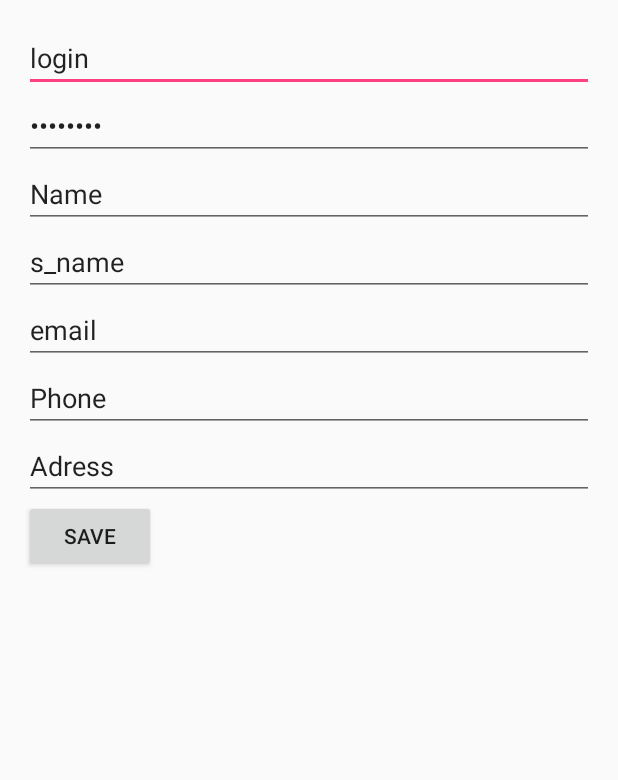
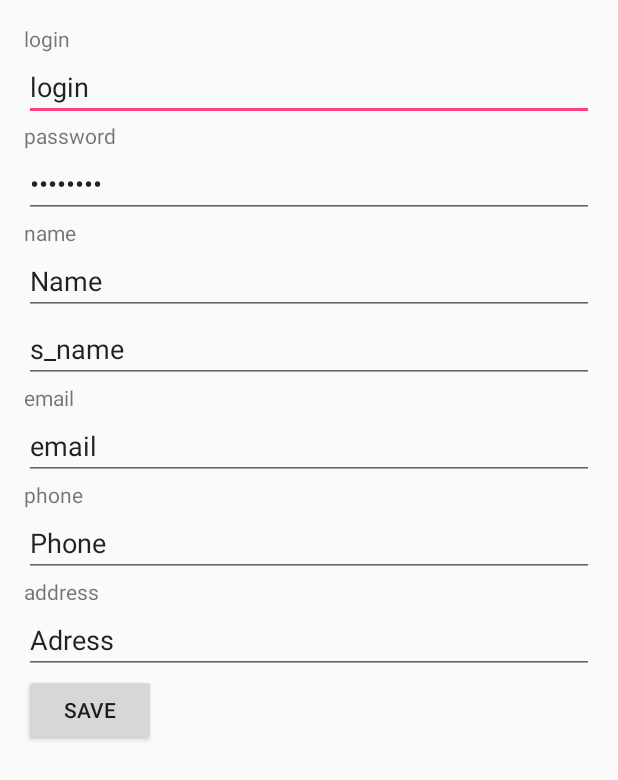
Before and after one commit to olegd1c/Products, an Android app: the CustomerActivity screen opened directly, with no data from a screen before it, on a phone screen of 412 x 824 dp. Shown: the top 780 px of the screen. Run offline under Robolectric (Android 15) with nearby library versions, the light colour scheme and no system bars; pictures from the network do not load; 9 statements that could not run were skipped.

Commit message:
update customer

```diff
--- a/app/src/main/java/ua/in/devapp/products/CustomerActivity.java
+++ b/app/src/main/java/ua/in/devapp/products/CustomerActivity.java
@@ -1,5 +1,6 @@
 package ua.in.devapp.products;
 
+import android.content.Intent;
 import android.os.Bundle;
 import android.support.annotation.NonNull;
 import android.support.v7.app.AppCompatActivity;
@@ -51,7 +52,7 @@ public class CustomerActivity extends AppCompatActivity implements View.OnClickL
 
         edLogin = (EditText) findViewById(R.id.editTextLogin);
         edPassword = (EditText) findViewById(R.id.editTextPassword);
-        edAdress = (EditText) findViewById(R.id.editTextAdress);
+        edAdress = (EditText) findViewById(R.id.editTextAddress);
         edName = (EditText) findViewById(R.id.editTextname);
         edEmail = (EditText) findViewById(R.id.editTextEmail);
         edPhone = (EditText) findViewById(R.id.editTextPhone);
@@ -144,6 +145,9 @@ public class CustomerActivity extends AppCompatActivity implements View.OnClickL
                         CustomerContainer resp = gson.fromJson(respBody, CustomerContainer.class);//асинхронный вызов
                         if (resp.getSuccess() == 1) {
                             Repository.setCustomer(resp.getCustomer());
+                            Intent intent = new Intent();
+                            setResult(RESULT_OK, intent);
+                            CustomerActivity.this.finish();
                         } else {
                             Toast.makeText(CustomerActivity.this, resp.getMessage(), Toast.LENGTH_SHORT).show();
                         }
--- a/app/src/main/java/ua/in/devapp/products/MainActivity.java
+++ b/app/src/main/java/ua/in/devapp/products/MainActivity.java
@@ -490,7 +490,7 @@ public class MainActivity extends AppCompatActivity
 
             // если вернулось не ОК
         } else {
-            Toast.makeText(this, "Wrong result", Toast.LENGTH_SHORT).show();
+            Toast.makeText(this, R.string.error_update_customer, Toast.LENGTH_SHORT).show();
         }
     }
 
--- a/app/src/main/res/layout/activity_customer.xml
+++ b/app/src/main/res/layout/activity_customer.xml
@@ -20,6 +20,11 @@
             android:layout_height="wrap_content"
             android:orientation="vertical">
 
+            <TextView
+                android:layout_width="wrap_content"
+                android:layout_height="wrap_content"
+                android:text="login" />
+
             <EditText
                 android:layout_width="wrap_content"
                 android:layout_height="wrap_content"
@@ -28,6 +33,10 @@
                 android:ems="100"
                 android:id="@+id/editTextLogin" />
 
+            <TextView
+                android:layout_width="wrap_content"
+                android:layout_height="wrap_content"
+                android:text="password" />
             <EditText
                 android:layout_width="wrap_content"
                 android:layout_height="wrap_content"
@@ -36,6 +45,10 @@
                 android:ems="100"
                 android:id="@+id/editTextPassword" />
 
+            <TextView
+                android:layout_width="wrap_content"
+                android:layout_height="wrap_content"
+                android:text="name" />
             <EditText
                 android:layout_width="wrap_content"
                 android:layout_height="wrap_content"
@@ -52,6 +65,10 @@
                 android:ems="100"
                 android:id="@+id/editTextSname" />
 
+            <TextView
+                android:layout_width="wrap_content"
+                android:layout_height="wrap_content"
+                android:text="email" />
             <EditText
                 android:layout_width="wrap_content"
                 android:layout_height="wrap_content"
@@ -60,6 +77,10 @@
                 android:ems="100"
                 android:id="@+id/editTextEmail" />
 
+            <TextView
+                android:layout_width="wrap_content"
+                android:layout_height="wrap_content"
+                android:text="phone" />
             <EditText
                 android:layout_width="wrap_content"
                 android:layout_height="wrap_content"
@@ -68,13 +89,17 @@
                 android:ems="100"
                 android:id="@+id/editTextPhone" />
 
+            <TextView
+                android:layout_width="wrap_content"
+                android:layout_height="wrap_content"
+                android:text="address" />
             <EditText
                 android:layout_width="wrap_content"
                 android:layout_height="wrap_content"
                 android:inputType="none"
                 android:text="Adress"
                 android:ems="100"
-                android:id="@+id/editTextAdress" />
+                android:id="@+id/editTextAddress" />
 
             <Button
                 android:layout_width="wrap_content"
--- a/app/src/main/res/values/strings.xml
+++ b/app/src/main/res/values/strings.xml
@@ -26,4 +26,5 @@
     <string name="action_sign_out">sign out</string>
     <string name="nameCustomer">sign out</string>
     <string name="title_activity_customer">Customer</string>
+    <string name="error_update_customer">Error update customer</string>
 </resources>
```
Also changed, not shown: app/src/main/java/ua/in/devapp/products/LoginActivity.java (+23 -4 lines), app/src/main/res/layout/activity_login.xml (+11 -9 lines).
